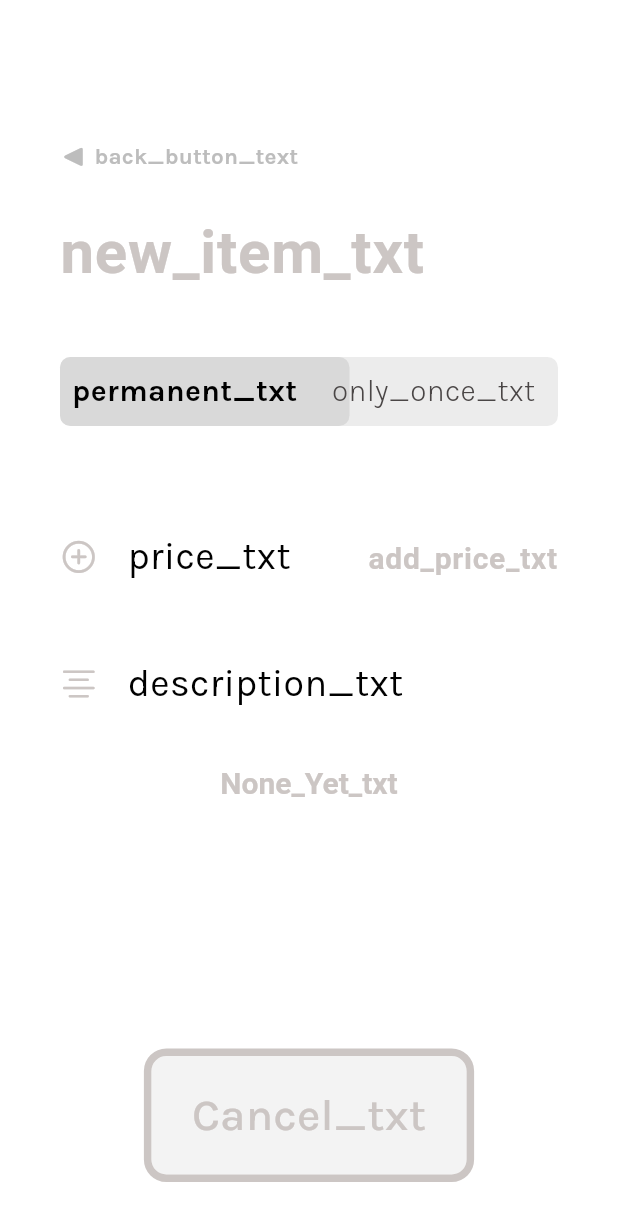
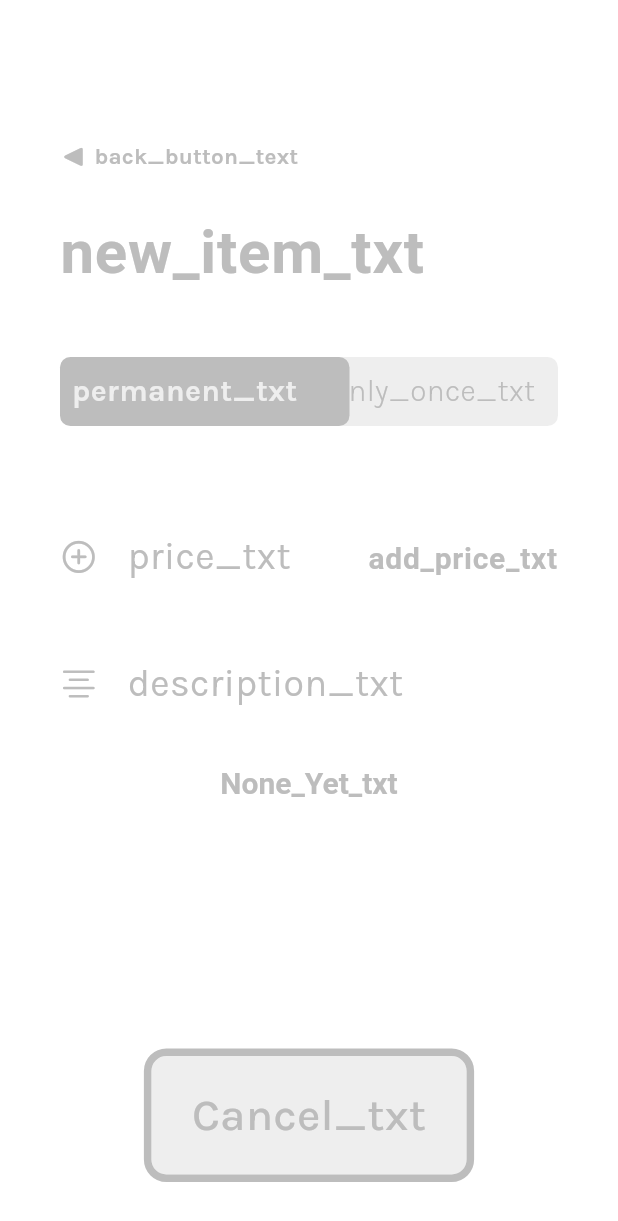
Before and after one commit to iloveproggen/relatee-frontend, a Flutter app: the NewShopItem screen opened directly with empty values, on a phone screen of 412 x 824 dp. Shown: the top 1221 px of the screen. Run offline on Flutter 3.47's test engine with Material 3 defaults, Android fonts, the phone set to English and light mode, and no system bars; our stand-ins replace flutter_svg, get; missing offline and left inert: postgres; Roboto replaces fonts that are missing (Sedan).

Commit message:
ShopItem should have darktheme and lighttheme

```diff
--- a/frontend_v1/lib/Create_New_ShopItem.dart
+++ b/frontend_v1/lib/Create_New_ShopItem.dart
@@ -68,13 +68,15 @@ final Color secColor = Theme.of(context).colorScheme.secondary;
                             fontWeight: FontWeight.bold,
                             fontFamily: "Sedan",
                             fontSize: 40,
-                            color: Color.fromARGB(255, 204, 198, 196),
+                            color: secColor,
+                            //Color.fromARGB(255, 204, 198, 196),
                           ),
                         ),
-                        style: const TextStyle(
+                        style: TextStyle(
                           fontWeight: FontWeight.bold,
                           fontFamily: "Sedan",
                           fontSize: 40,
+                          color: secColor,
                         ),
                       ),
                     ],
@@ -87,15 +89,16 @@ final Color secColor = Theme.of(context).colorScheme.secondary;
                 child: Row(
                   crossAxisAlignment: CrossAxisAlignment.center,
                   children: [
-                    const Icon(
+                    Icon(
                       CupertinoIcons.add_circled,
                       size: 25,
-                      color: Color.fromARGB(255, 204, 198, 196),
+                      color: secColor,
+                      //Color.fromARGB(255, 204, 198, 196),
                     ),
                     const SizedBox(width: 20),
                     Text(
                       'price_txt'.tr,
-                      style: TextStyle(fontSize: 25, fontFamily: "Karla"),
+                      style: TextStyle(fontSize: 25, fontFamily: "Karla", color: secColor),
                     ),
                     Expanded(
                       child: TextField(
@@ -107,11 +110,13 @@ final Color secColor = Theme.of(context).colorScheme.secondary;
                         decoration: InputDecoration(
                             hintText: 'add_price_txt'.tr,
                             hintStyle: TextStyle(
-                                color: Color.fromARGB(255, 204, 198, 196),
+                                color: secColor,
+                                 //Color.fromARGB(255, 204, 198, 196),
                                 fontSize: 20),
                             border: InputBorder.none),
-                        style: const TextStyle(
-                            color: Color.fromARGB(255, 74, 70, 70),
+                        style: TextStyle(
+                            color: primColor,
+                            //Color.fromARGB(255, 74, 70, 70),
                             fontWeight: FontWeight.bold,
                             fontSize: 25),
                       ),
@@ -124,12 +129,14 @@ final Color secColor = Theme.of(context).colorScheme.secondary;
                 padding: const EdgeInsets.only(top: 80),
                 child: Container(
                     decoration: required
-                        ? const BoxDecoration(
+                        ? BoxDecoration(
                             borderRadius: BorderRadius.all(Radius.circular(10)),
-                            color: Color.fromARGB(255, 74, 70, 70),
+                            color: primColor,
+                            //Color.fromARGB(255, 74, 70, 70),
                             boxShadow: [
                                 BoxShadow(
-                                  color: Color.fromARGB(61, 109, 103, 103),
+                                  color: secColor,
+                                  //Color.fromARGB(61, 109, 103, 103),
                                   offset: Offset(5.0, 5.0),
                                   blurRadius: 10.0,
                                   spreadRadius: 2.0,
@@ -137,13 +144,13 @@ final Color secColor = Theme.of(context).colorScheme.secondary;
                               ])
                         : BoxDecoration(
                             borderRadius:
-                                const BorderRadius.all(Radius.circular(10)),
+                                BorderRadius.all(Radius.circular(10)),
                             border: Border.all(
                                 strokeAlign: BorderSide.strokeAlignOutside,
                                 width: 5,
                                 color:
-                                    const Color.fromARGB(255, 204, 198, 196)),
-                            color: const Color.fromARGB(255, 243, 243, 243),
+                                    secColor), //const Color.fromARGB(255, 204, 198, 196)),
+                            color: primColor//const Color.fromARGB(255, 243, 243, 243),
                           ),
                     child: TextButton(
                       onPressed: () {
@@ -166,13 +173,15 @@ final Color secColor = Theme.of(context).colorScheme.secondary;
                         child: Text(
                           required ? 'Confirm_txt'.tr : 'Cancel_txt'.tr,
                           style: required
-                              ? const TextStyle(
-                                  color: Color.fromARGB(255, 243, 243, 243),
+                              ? TextStyle(
+                                  color: secColor,
+                                  //Color.fromARGB(255, 243, 243, 243),
                                   fontFamily: "Karla",
                                   fontSize: 30,
                                 )
-                              : const TextStyle(
-                                  color: Color.fromARGB(255, 204, 198, 196),
+                              : TextStyle(
+                                  color: secColor,
+                                  //Color.fromARGB(255, 204, 198, 196),
                                   fontFamily: "Karla",
                                   fontSize: 30,
                                 ),
@@ -200,6 +209,10 @@ class _SliderWidgetState extends State<SliderWidget> {
 
   @override
   Widget build(BuildContext context) {
+
+    final Color primColor = Theme.of(context).colorScheme.primary;
+    final Color secColor = Theme.of(context).colorScheme.secondary;
+
     return GestureDetector(
       onTap: () {
         setState(() {
@@ -207,12 +220,13 @@ class _SliderWidgetState extends State<SliderWidget> {
         });
       },
       child: Padding(
-        padding: const EdgeInsets.only(top: 40),
+        padding: EdgeInsets.only(top: 40),
         child: Container(
           width: 386,
           height: 46,
           decoration: BoxDecoration(
-            color: const Color(0x7FD9D9D9),
+            color: primColor,
+            //const Color(0x7FD9D9D9),
             borderRadius: BorderRadius.circular(7),
           ),
           child: Stack(
@@ -226,7 +240,8 @@ class _SliderWidgetState extends State<SliderWidget> {
                   width: 193,
                   height: 46,
                   decoration: BoxDecoration(
-                    color: const Color(0xFFD9D9D9),
+                    color: secColor,
+                    //const Color(0xFFD9D9D9),
                     borderRadius: BorderRadius.circular(7),
                   ),
                 ),
@@ -239,8 +254,8 @@ class _SliderWidgetState extends State<SliderWidget> {
                         'permanent_txt'.tr,
                         style: TextStyle(
                           color: _isPermanent
-                              ? Colors.black
-                              : const Color(0xFF4A4646),
+                              ? primColor //Colors.black
+                              : secColor,//const Color(0xFF4A4646),
                           fontSize: 20,
                           fontFamily: 'Karla',
                           fontWeight:
@@ -256,8 +271,8 @@ class _SliderWidgetState extends State<SliderWidget> {
                         'only_once_txt'.tr,
                         style: TextStyle(
                           color: !_isPermanent
-                              ? Colors.black
-                              : const Color(0xFF4A4646),
+                              ? primColor//Colors.black
+                              : secColor, //const Color(0xFF4A4646),
                           fontSize: 20,
                           fontFamily: 'Karla',
                           fontWeight:
@@ -282,6 +297,10 @@ class AddDescription extends StatelessWidget {
 
   @override
   Widget build(BuildContext context) {
+
+    final Color primColor = Theme.of(context).colorScheme.primary;
+    final Color secColor = Theme.of(context).colorScheme.secondary;
+
     return Column(
       children: [
         Padding(
@@ -292,13 +311,13 @@ class AddDescription extends StatelessWidget {
               Icon(
                 CupertinoIcons.text_aligncenter,
                 size: 25,
-                color: Color.fromARGB(255, 204, 198, 196),
+                color: secColor, //Color.fromARGB(255, 204, 198, 196),
               ),
               SizedBox(width: 20),
               Text(
                 'description_txt'.tr,
                 textAlign: TextAlign.left,
-                style: TextStyle(fontSize: 25, fontFamily: "Karla"),
+                style: TextStyle(fontSize: 25, fontFamily: "Karla", color: secColor),
               ),
             ],
           ),
@@ -311,10 +330,12 @@ class AddDescription extends StatelessWidget {
             decoration: InputDecoration(
                 hintText: 'None_Yet_txt'.tr,
                 hintStyle: TextStyle(
-                    color: Color.fromARGB(255, 204, 198, 196), fontSize: 20),
+                    color: secColor, //Color.fromARGB(255, 204, 198, 196),
+                     fontSize: 20),
                 border: InputBorder.none),
             style: TextStyle(
-              color: Color.fromARGB(255, 74, 70, 70),
+              color: primColor,
+              //Color.fromARGB(255, 74, 70, 70),
               fontWeight: FontWeight.bold,
               fontSize: 25,
               letterSpacing: 0,
```
Also changed, not shown: frontend_v1/lib/main.dart (+48 -31 lines).
